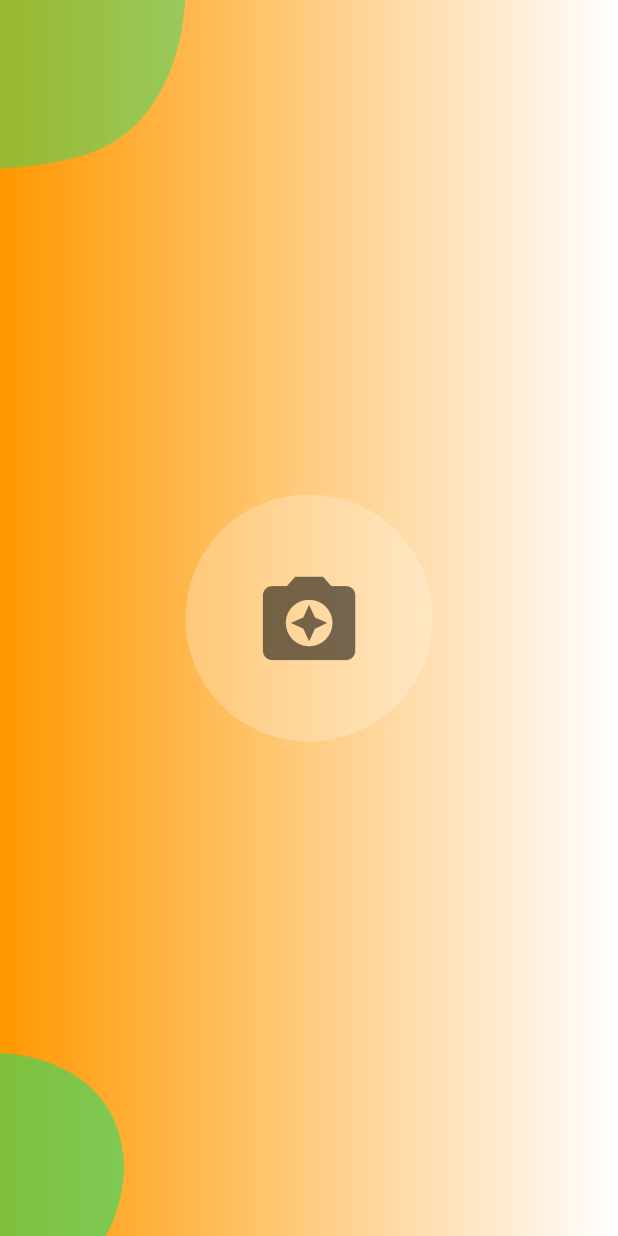
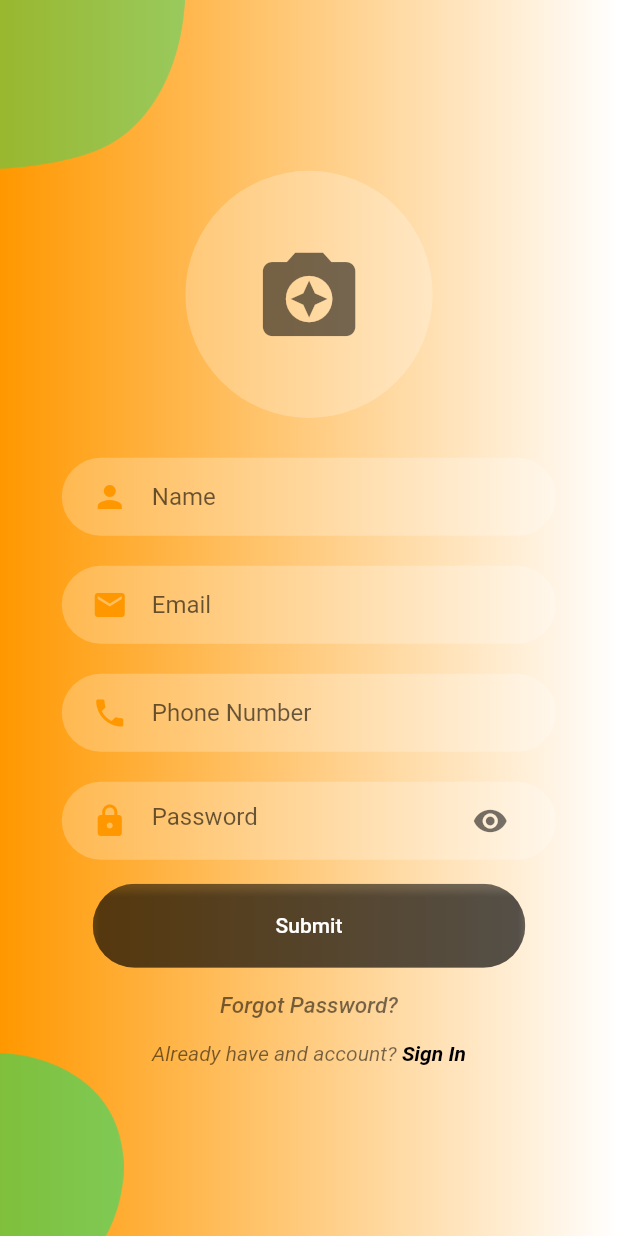
Before and after one commit to yoonhoelee/carrot_clone, a Flutter app: the SignUpScreen screen opened directly, on a phone screen of 412 x 824 dp. Run offline on Flutter 3.47's test engine with Material 2 defaults, Android fonts, the phone set to English and light mode, and no system bars; our stand-ins replace firebase_auth, firebase_core, image_cropper, image_picker; accounts and stored records are empty.

Commit message:
feat : input field added to the screen

```diff
--- a/lib/SignUpScreen/body.dart
+++ b/lib/SignUpScreen/body.dart
@@ -1,6 +1,12 @@
 import 'dart:io';
 
+import 'package:carrot_clone_app/ForgetPassword/forget_password.dart';
+import 'package:carrot_clone_app/LoginScreen/login_screen.dart';
 import 'package:carrot_clone_app/SignUpScreen/background.dart';
+import 'package:carrot_clone_app/Widgets/already_have_an_account_check.dart';
+import 'package:carrot_clone_app/Widgets/rounded_button.dart';
+import 'package:carrot_clone_app/Widgets/rounded_input_field.dart';
+import 'package:carrot_clone_app/Widgets/rounded_password_field.dart';
 import 'package:flutter/material.dart';
 import 'package:image_cropper/image_cropper.dart';
 import 'package:image_picker/image_picker.dart';
@@ -12,7 +18,12 @@ class SignUpBody extends StatefulWidget {
 
 class _SignUpBodyState extends State<SignUpBody> {
   File? _image;
+  bool _isLoading = false;
   final signUpFormKey = GlobalKey<FormState>();
+  final TextEditingController _nameController = TextEditingController();
+  final TextEditingController _emailController = TextEditingController();
+  final TextEditingController _passwordController = TextEditingController();
+  final TextEditingController _phoneController = TextEditingController();
 
   void _getFromCamera() async {
     XFile? pickedFile =
@@ -60,7 +71,9 @@ class _SignUpBodyState extends State<SignUpBody> {
                           color: Colors.orange,
                         ),
                       ),
-                      const SizedBox(width: 4,),
+                      const SizedBox(
+                        width: 4,
+                      ),
                       Text(
                         'Camera',
                         style: TextStyle(color: Colors.green),
@@ -81,7 +94,9 @@ class _SignUpBodyState extends State<SignUpBody> {
                           color: Colors.orange,
                         ),
                       ),
-                      const SizedBox(width: 4,),
+                      const SizedBox(
+                        width: 4,
+                      ),
                       Text(
                         'Gallery',
                         style: TextStyle(color: Colors.green),
@@ -124,6 +139,72 @@ class _SignUpBodyState extends State<SignUpBody> {
                 ),
               ),
             ),
+            SizedBox(
+              height: screenHeight * 0.02,
+            ),
+            RoundedInputField(
+                hintText: 'Name',
+                icon: Icons.person,
+                onChanged: (value) {
+                  _nameController.text = value;
+                }),
+            RoundedInputField(
+                hintText: 'Email',
+                icon: Icons.email,
+                onChanged: (value) {
+                  _emailController.text = value;
+                }),
+            RoundedInputField(
+                hintText: 'Phone Number',
+                icon: Icons.phone,
+                onChanged: (value) {
+                  _phoneController.text = value;
+                }),
+            RoundedPasswordField(onChanged: (value) {
+              _passwordController.text = value;
+            }),
+            const SizedBox(
+              height: 5,
+            ),
+            _isLoading
+                ? Center(
+                    child: Container(
+                      width: 70,
+                      height: 72,
+                      child: const CircularProgressIndicator(),
+                    ),
+                  )
+                : RoundedButton(
+                    text: 'Submit',
+                    press: () {
+                      // todo submit for signup
+                    }),
+            Align(
+              alignment: Alignment.center,
+              child: TextButton(
+                onPressed: () {
+                  Navigator.push(
+                      context,
+                      MaterialPageRoute(
+                          builder: (context) => ForgetPassword()));
+                },
+                child: const Text(
+                  'Forgot Password?',
+                  style: TextStyle(
+                    color: Colors.black54,
+                    fontSize: 15,
+                    fontStyle: FontStyle.italic,
+                  ),
+                ),
+              ),
+            ),
+            AlreadyHaveAnAccountCheck(
+              login: false,
+              press: () {
+                Navigator.push(context,
+                    MaterialPageRoute(builder: (context) => LoginScreen()));
+              },
+            ),
           ],
         ),
       ),
```
